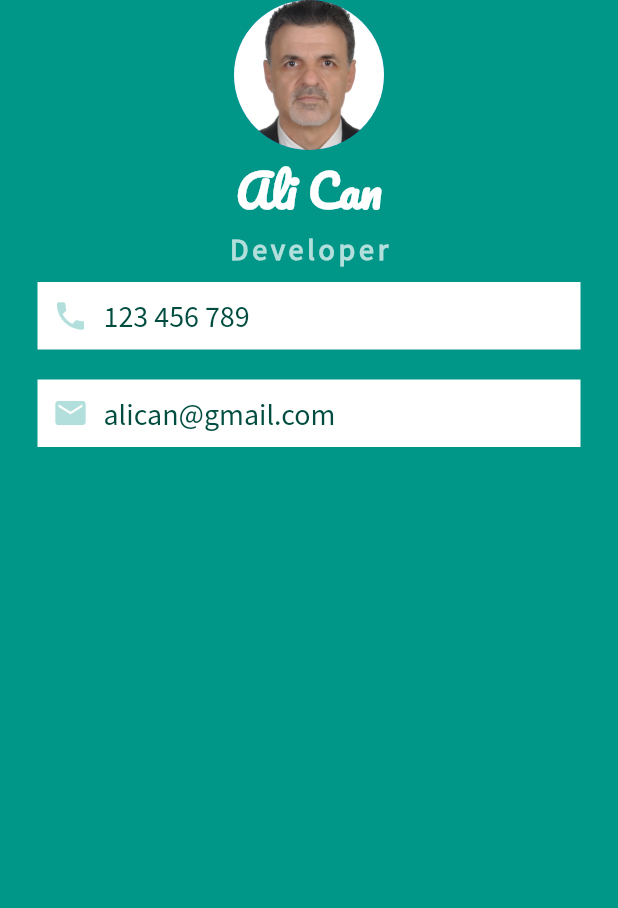
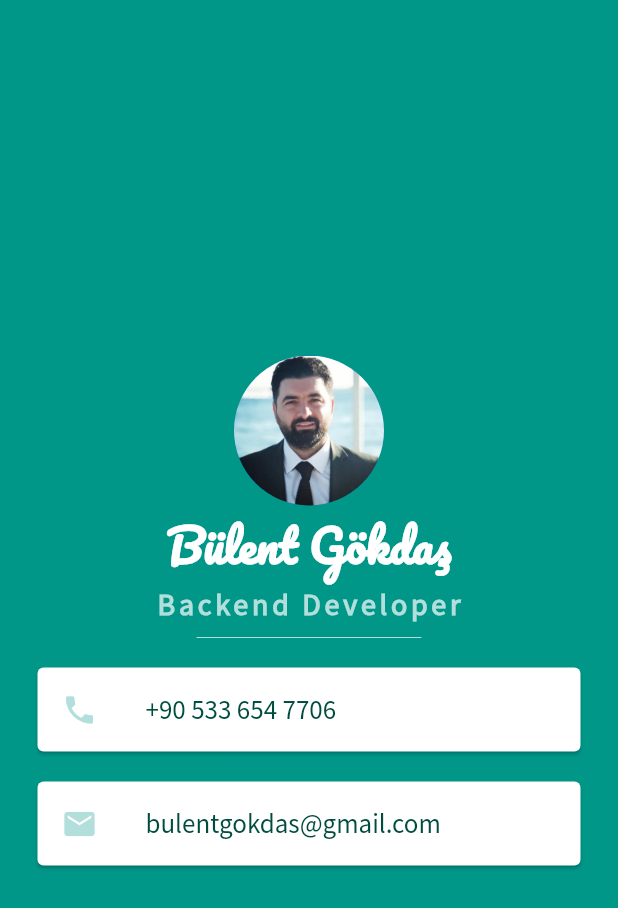
Before and after one commit to newage145301/flutterrepo, a Flutter app: the screen it shows after launch, on a phone screen of 412 x 824 dp. Shown: the top 908 px of the screen. Run offline on Flutter 3.47's test engine with Material 2 defaults, Android fonts, the phone set to English and light mode, and no system bars.

Commit message:
dicee-flutter project added
dicee-flutter project added

```diff
--- /dev/null
+++ b/dicee-flutter/lib/main.dart
@@ -0,0 +1,23 @@
+import 'package:flutter/material.dart';
+
+void main() {
+  return runApp(
+    MaterialApp(
+      home: Scaffold(
+        backgroundColor: Colors.red,
+        appBar: AppBar(
+          title: Text('Dicee'),
+          backgroundColor: Colors.red,
+        ),
+        body: DicePage(),
+      ),
+    ),
+  );
+}
+
+class DicePage extends StatelessWidget {
+  @override
+  Widget build(BuildContext context) {
+    return Container();
+  }
+}
--- a/mi_card/mi_card/lib/main.dart
+++ b/mi_card/mi_card/lib/main.dart
@@ -12,13 +12,14 @@ class MyApp extends StatelessWidget {
         backgroundColor: Colors.teal,
         body: SafeArea(
             child: Column(
+              mainAxisAlignment: MainAxisAlignment.center,
           children: <Widget>[
             CircleAvatar(
               radius: 50,
-              backgroundImage: AssetImage('images/vesikalik.png'),
+              backgroundImage: AssetImage('images/vesikaresim.png'),
             ),
             Text(
-              'Ali Can',
+              'Bülent Gökdaş',
               style: TextStyle(
                   color: Colors.white,
                   fontSize: 30,
@@ -26,7 +27,7 @@ class MyApp extends StatelessWidget {
                   fontFamily: 'Pacifico'),
             ),
             Text(
-              'Developer',
+              'Backend Developer',
               style: TextStyle(
                   color: Colors.teal.shade100,
                   fontSize: 20,
@@ -34,50 +35,45 @@ class MyApp extends StatelessWidget {
                   fontFamily: 'SourceSansPro',
                   letterSpacing: 2.5),
             ),
-            Container(
-              margin: EdgeInsets.symmetric(vertical: 10,horizontal: 25),
-              padding: EdgeInsets.all(10),
+            SizedBox(
+              width: 150,
+              height: 20,
+              child: Divider(
+                color: Colors.teal.shade100,
+              ),
+            ),
+            Card(
+              margin: EdgeInsets.symmetric(vertical: 10, horizontal: 25),
               color: Colors.white,
-              child: Row(
-                  children: <Widget>[
-                  Icon(
+              child: ListTile(
+                leading: Icon(
                   Icons.phone,
                   color: Colors.teal.shade100,
                 ),
-                  SizedBox(
-                    width: 10,
-                  ),
-                  Text(
-                    '123 456 789',
+                title: Text(
+                  '+90 533 654 7706',
                   style: TextStyle(
                       color: Colors.teal.shade900,
                       fontFamily: 'SourceSansPro',
-                        fontSize: 20),
-                  ),
-                ],
+                      fontSize: 18),
                 ),
               ),
-            Container(
-              margin: EdgeInsets.symmetric(vertical: 10,horizontal: 25),
-              padding: EdgeInsets.all(10),
+            ),
+            Card(
+              margin: EdgeInsets.symmetric(vertical: 10, horizontal: 25),
               color: Colors.white,
-              child: Row(
-                children: <Widget>[
-                  Icon(
+              child: ListTile(
+                leading: Icon(
                   Icons.email,
                   color: Colors.teal.shade100,
                 ),
-                  SizedBox(
-                    width: 10,
-                  ),
-                  Text(
-                    'alican@gmail.com',
+                title: Text(
+                  'bulentgokdas@gmail.com',
                   style: TextStyle(
                       color: Colors.teal.shade900,
                       fontFamily: 'SourceSansPro',
-                        fontSize: 20),
+                      fontSize: 18),
                 ),
-                ],
               ),
             ),
           ],
```
Also changed, not shown: dicee-flutter/pubspec.yaml (added, +24 -0 lines), dicee-flutter/images/dice1.png (added), dicee-flutter/images/dice2.png (added), dicee-flutter/images/dice3.png (added), dicee-flutter/images/dice4.png (added), dicee-flutter/images/dice5.png (added), dicee-flutter/images/dice6.png (added), mi_card/mi_card/images/vesikaresim.png (added), 70 other files. Lines whose indentation alone changed are shown as unchanged.
